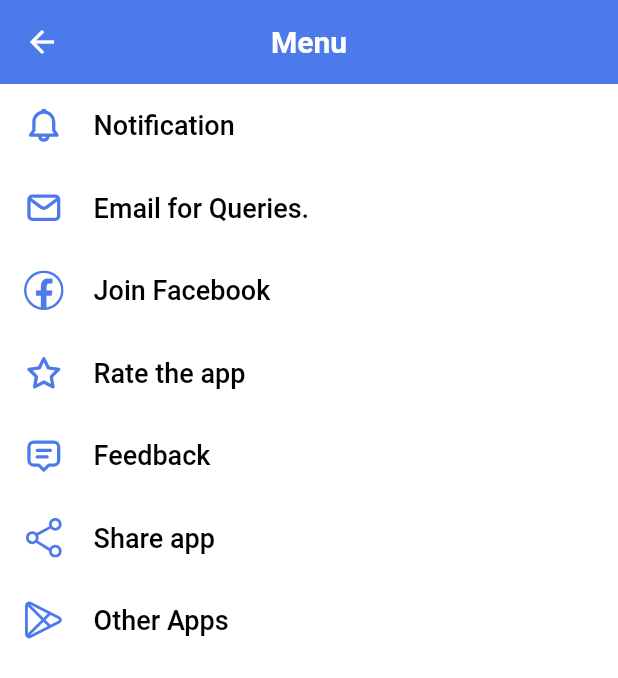
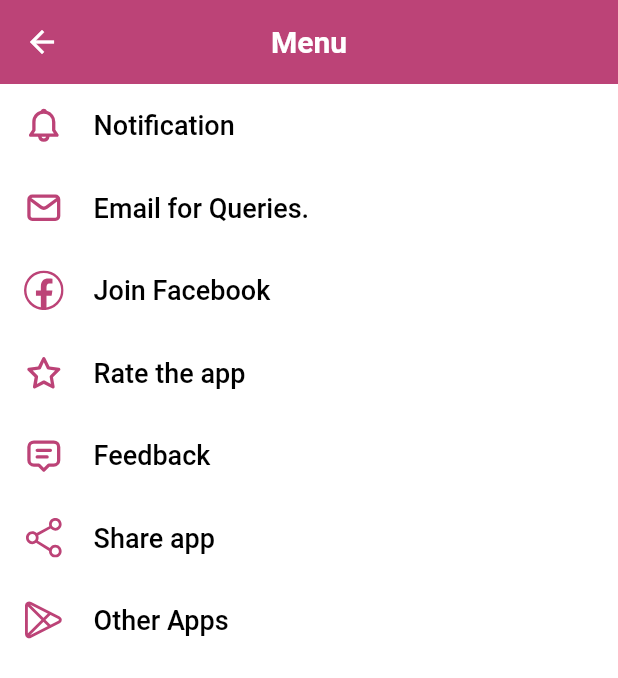
Before and after one commit to royalcourtbd/dhaka_bus, a Flutter app: the SettingsPage screen opened directly, on a phone screen of 412 x 824 dp. Shown: the top 678 px of the screen. Run offline on Flutter 3.47's test engine with Material 3 defaults, Android fonts, the phone set to English and light mode, and no system bars; our stand-ins replace cloud_firestore, device_info_plus, drift, equatable, firebase_analytics, firebase_core and 14 more; missing offline and left inert: talker_logger; accounts and stored records are empty; Roboto replaces fonts that are missing (Poppins).

Commit message:
Update primary color palette and UI color usage
Changed the primary color palette in app_color.dart to a new set of pink shades. Updated bus_routes_display_page.dart to use the new color palette via context extensions instead of hardcoded blue colors. Also set the default selected bottom navigation index to 0 in main_ui_state.dart.

```diff
--- a/lib/core/config/app_color.dart
+++ b/lib/core/config/app_color.dart
@@ -30,19 +30,19 @@ class AppColor {
 
   // Primary Color Palette
 
-  static const Color primaryColor25 = Color(0xFFF0F5FE); // 50
-  static const Color primaryColor50 = Color(0xFFF0F5FE); // 50
-  static const Color primaryColor75 = Color(0xFFE7EDFC); // 75
-  static const Color primaryColor100 = Color(0xFFDDE7FC); // 100
-  static const Color primaryColor200 = Color(0xFFC3D6FA); // 200
-  static const Color primaryColor300 = Color(0xFF9ABCF6); // 300
-  static const Color primaryColor400 = Color(0xFF6A99F0); // 400
-  static const Color primaryColor500 = Color(0xFF4D7AEB); // 500 main color
-  static const Color primaryColor600 = Color(0xFF3157DF); // 600
-  static const Color primaryColor700 = Color(0xFF2945CC); // 700
-  static const Color primaryColor800 = Color(0xFF2739A6); // 800
-  static const Color primaryColor900 = Color(0xFF253483); // 900
-  static const Color primaryColor950 = Color(0xFF1B2250); // 950
+  static const Color primaryColor25 = Color(0xFFFDF2F7); // 25
+  static const Color primaryColor50 = Color(0xFFFBE7F0); // 50
+  static const Color primaryColor75 = Color(0xFFF8D7E4); // 75
+  static const Color primaryColor100 = Color(0xFFF4C2D7); // 100
+  static const Color primaryColor200 = Color(0xFFEE9CBE); // 200
+  static const Color primaryColor300 = Color(0xFFE570A0); // 300
+  static const Color primaryColor400 = Color(0xFFD14F87); // 400
+  static const Color primaryColor500 = Color(0xFFBC4377); // 500 main color
+  static const Color primaryColor600 = Color(0xFFA13865); // 600
+  static const Color primaryColor700 = Color(0xFF862F56); // 700
+  static const Color primaryColor800 = Color(0xFF6D274A); // 800
+  static const Color primaryColor900 = Color(0xFF5A2340); // 900
+  static const Color primaryColor950 = Color(0xFF321123); // 950
 
   // Existing Colors
   static const Color scaffoldBachgroundColor = Color(0xFFFFFFFF);
--- a/lib/features/main/presentation/presenter/main_ui_state.dart
+++ b/lib/features/main/presentation/presenter/main_ui_state.dart
@@ -12,7 +12,7 @@ class MainUiState extends BaseUiState {
     return MainUiState(
       isLoading: false,
       userMessage: '',
-      selectedBottomNavIndex: 3,
+      selectedBottomNavIndex: 0,
       lastBackPressTime: DateTime.now(),
     );
   }
```
Also changed, not shown: lib/features/bus_management/presentation/ui/bus_routes_display_page.dart (+6 -7 lines).
